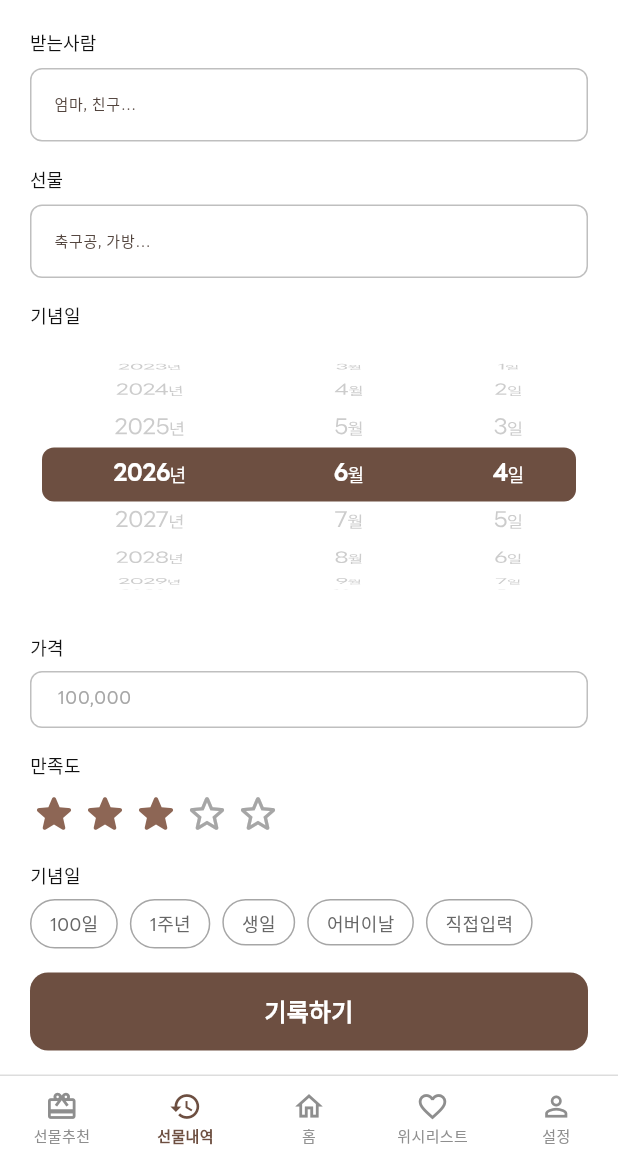
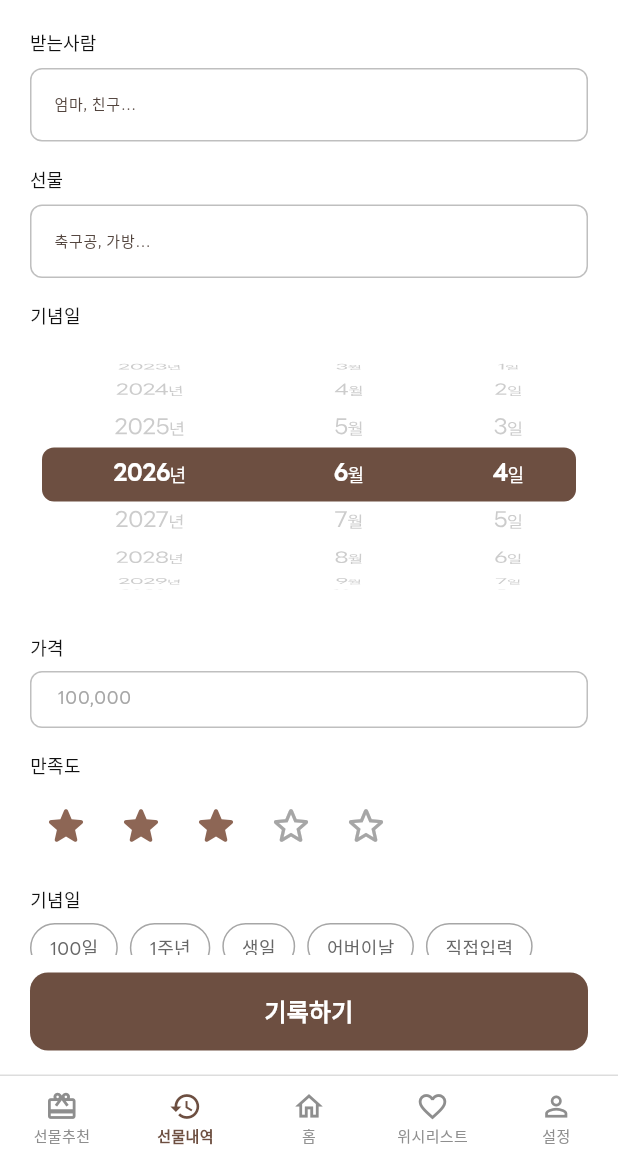
Before and after one commit to jy-Giftory/Giftory-Mobile, a Flutter app: the AddGiftHistoryScreen screen opened by its route, on a phone screen of 412 x 824 dp, the part 76-1236 px from its top. Run offline on Flutter 3.47's test engine with Material 3 defaults, Android fonts, the phone set to English and light mode, and no system bars; our stand-ins replace dio, flutter_riverpod, freezed_annotation, go_router, riverpod_annotation; generated files the repository leaves out were written again.

Commit message:
fix: apply CodeRabbit auto-fixes
Fixed 7 file(s) based on 10 unresolved review comments.

Co-authored-by: CodeRabbit <noreply@coderabbit.ai>

```diff
--- a/lib/features/gift_history/presentation/providers/gift_history_provider.dart
+++ b/lib/features/gift_history/presentation/providers/gift_history_provider.dart
@@ -9,15 +9,15 @@ import 'package:giftory/features/gift_history/domain/usecases/get_gift_histories
 
 part 'gift_history_provider.g.dart';
 
-@riverpod
+@Riverpod(keepAlive: true)
 GiftHistoryDatasource giftHistoryDatasource(Ref ref) =>
     GiftHistoryDatasource();
 
-@riverpod
+@Riverpod(keepAlive: true)
 GiftHistoryRepositoryImpl giftHistoryRepository(Ref ref) =>
     GiftHistoryRepositoryImpl(ref.watch(giftHistoryDatasourceProvider));
 
-@riverpod
+@Riverpod(keepAlive: true)
 class GiftHistoryNotifier extends _$GiftHistoryNotifier {
   @override
   Future<List<GiftHistory>> build() async {
--- a/lib/features/gift_history/presentation/widgets/star_rating_widget.dart
+++ b/lib/features/gift_history/presentation/widgets/star_rating_widget.dart
@@ -1,3 +1,4 @@
+import 'dart:math' as math;
 import 'package:flutter/material.dart';
 import 'package:giftory/constants/color.dart';
 
@@ -7,13 +8,14 @@ class StarRatingWidget extends StatelessWidget {
   final double size;
   final ValueChanged<int>? onChanged;
 
-  const StarRatingWidget({
+  StarRatingWidget({
     super.key,
-    required this.rating,
-    this.maxRating = 5,
+    required int rating,
+    int maxRating = 5,
     this.size = 24,
     this.onChanged,
-  });
+  })  : maxRating = math.max(0, maxRating),
+        rating = rating.clamp(0, math.max(0, maxRating));
 
   @override
   Widget build(BuildContext context) {
@@ -21,14 +23,22 @@ class StarRatingWidget extends StatelessWidget {
       mainAxisSize: MainAxisSize.min,
       children: List.generate(maxRating, (index) {
         final filled = index < rating;
-        final icon = GestureDetector(
-          onTap: onChanged != null ? () => onChanged!(index + 1) : null,
-          child: Icon(
-            filled ? Icons.star_rounded : Icons.star_outline_rounded,
-            color: filled ? GiftoryColor.moca600 : GiftoryColor.gray300,
-            size: size,
-          ),
-        );
+        final icon = onChanged != null
+            ? IconButton(
+                onPressed: () => onChanged!(index + 1),
+                icon: Icon(
+                  filled ? Icons.star_rounded : Icons.star_outline_rounded,
+                  color: filled ? GiftoryColor.moca600 : GiftoryColor.gray300,
+                  size: size,
+                ),
+                padding: EdgeInsets.zero,
+                constraints: const BoxConstraints(),
+              )
+            : Icon(
+                filled ? Icons.star_rounded : Icons.star_outline_rounded,
+                color: filled ? GiftoryColor.moca600 : GiftoryColor.gray300,
+                size: size,
+              );
         return index < maxRating - 1
             ? Padding(padding: const EdgeInsets.only(right: 2), child: icon)
             : icon;
```
Also changed, not shown: lib/features/gift_history/data/datasources/gift_history_datasource.dart (+8 -1 lines), lib/features/gift_history/domain/entities/gift_history.dart (+18 -2 lines), lib/features/gift_history/presentation/screens/add_gift_history_screen.dart (+32 -7 lines), lib/features/gift_history/presentation/screens/gift_history_detail_screen.dart (+32 -7 lines), lib/features/gift_history/presentation/screens/gift_history_screen.dart (+7 -3 lines).
